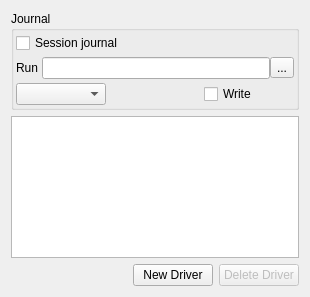
Above: kame/forms/drivertool.ui from northriv/KAME before the change. Below: the same form after it.
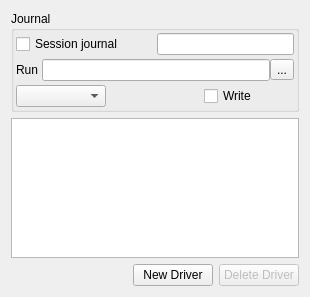
That is the form after the change.

Commit message:
ui: the session path is a field you can copy, not a label you cannot read
Right-aligned in a label, a long path lost the one part anybody wants: the
file name.  And a label is not copyable in practice (user).

It is a read-only QLineEdit now.  setText leaves the cursor at the end, so
the view shows the tail -- the file name -- and the rest scrolls; selecting
and copying works as it does in any field; and XQLineEditConnector writes
back only on textEdited, which a read-only widget never emits, so nothing
can be typed into it.

The edit to the form file:
```diff
--- a/kame/forms/drivertool.ui
+++ b/kame/forms/drivertool.ui
@@ -57,21 +57,18 @@
          </widget>
         </item>
         <item>
-         <widget class="QLabel" name="m_lblSessionFile">
+         <widget class="QLineEdit" name="m_edSessionFile">
+          <property name="toolTip">
+           <string>Where this session is being journaled. Read-only: select and copy it, or drop it on a terminal.</string>
+          </property>
           <property name="sizePolicy">
            <sizepolicy hsizetype="Ignored" vsizetype="Fixed">
             <horstretch>0</horstretch>
             <verstretch>0</verstretch>
            </sizepolicy>
           </property>
-          <property name="alignment">
-           <set>Qt::AlignRight|Qt::AlignVCenter</set>
-          </property>
-          <property name="textInteractionFlags">
-           <set>Qt::TextSelectableByMouse</set>
-          </property>
-          <property name="text">
-           <string/>
+          <property name="readOnly">
+           <bool>true</bool>
           </property>
          </widget>
         </item>
```
Left out of the diff: 1 changed line with no effect on the pictures. The commit also changes 1 other file.
